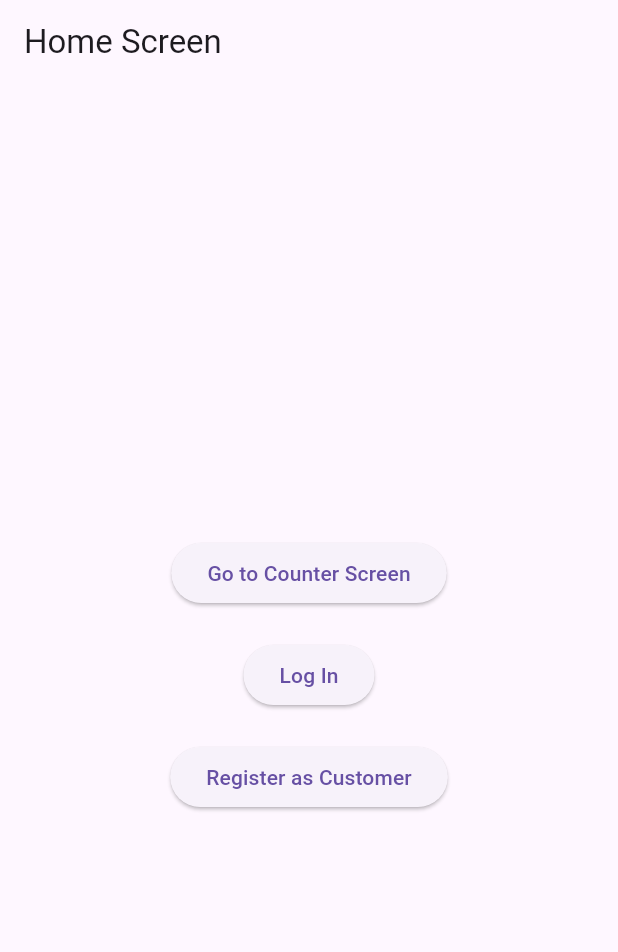
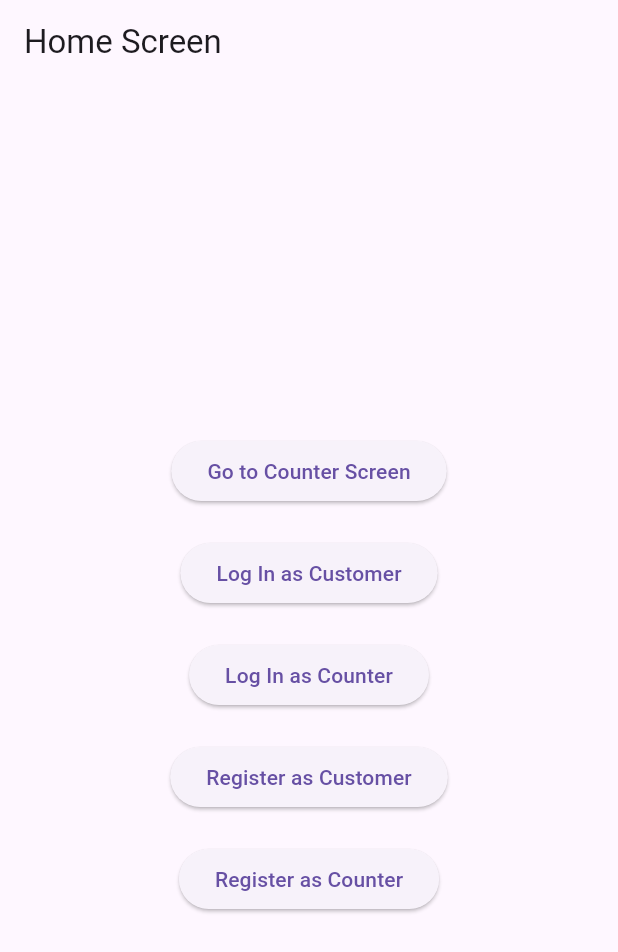
Before and after one commit to Md-Ikhtiar-uddin-howlader/queueing_management_app, a Flutter app: the screen it shows after launch, on a phone screen of 412 x 824 dp. Shown: the top 952 px of the screen. Run offline on Flutter 3.47's test engine with Material 3 defaults, Android fonts, the phone set to English and light mode, and no system bars; our stand-ins replace cloud_firestore, firebase_auth, firebase_core, firebase_messaging, qr_flutter; missing offline and left inert: qr_code_scanner; accounts and stored records are empty.

Commit message:
auth_counter

```diff
--- a/lib/screens/auth_screen.dart
+++ b/lib/screens/auth_screen.dart
@@ -5,13 +5,17 @@ import 'counter_screen.dart';
 import 'customer_screen.dart';
 
 class AuthScreen extends StatefulWidget {
+  final bool counter;
+
+  AuthScreen({required this.counter});
+
   @override
   _AuthScreenState createState() => _AuthScreenState();
 }
 
 class _AuthScreenState extends State<AuthScreen> {
   TextEditingController usernameController = TextEditingController();
-  String userUid = ''; // Add this line to store user UID
+  String userUid = '';
 
   @override
   Widget build(BuildContext context) {
@@ -43,6 +47,9 @@ class _AuthScreenState extends State<AuthScreen> {
                   userUid = userSnapshot.docs.first.id;
                   String userRole = userSnapshot.docs.first['userRole'];
 
+                  // Check if the userRole matches the expected role based on AuthScreen's counter property
+                  if ((widget.counter && userRole == 'counter') ||
+                      (!widget.counter && userRole == 'customer')) {
                     // Navigate to the appropriate screen based on the user's role
                     if (userRole == 'counter') {
                       Navigator.pushNamed(context, '/counter');
@@ -50,11 +57,16 @@ class _AuthScreenState extends State<AuthScreen> {
                       Navigator.push(
                         context,
                         MaterialPageRoute(
-                        builder: (context) => CustomerScreen(userUid: userUid),
+                          builder: (context) =>
+                              CustomerScreen(userUid: userUid),
                         ),
                       );
                     } else {
                       Navigator.pushNamed(context, '/home');
+                    }
+                  } else {
+                    // Incorrect user role, handle accordingly
+                    print('Incorrect user role');
                   }
                 } else {
                   // Username not found, handle accordingly
--- a/lib/screens/home_screen.dart
+++ b/lib/screens/home_screen.dart
@@ -1,19 +1,12 @@
 import 'package:flutter/material.dart';
-import 'package:queueing_management_app/screens/counter_screen.dart';
 import 'auth_screen.dart';
-import 'queue_page.dart';
-import 'customer_screen.dart'; // Import the CustomerScreen
-import 'register_screen.dart'; // Import the CustomerScreen
+import 'counter_screen.dart';
 import 'customer_screen.dart';
-import 'package:queueing_management_app/services/firebase_service.dart';
+import 'register_screen.dart';
 
 class HomeScreen extends StatelessWidget {
-  final FirebaseService firebaseService = FirebaseService();
-
   @override
   Widget build(BuildContext context) {
-    firebaseService.initFirebaseMessaging();
-
     return Scaffold(
       appBar: AppBar(
         title: Text('Home Screen'),
@@ -28,12 +21,11 @@ class HomeScreen extends StatelessWidget {
                 Navigator.push(
                   context,
                   MaterialPageRoute(
-                    builder: (context) =>
-                        CounterScreen(), // Navigate to CustomerScreen
+                    builder: (context) => CounterScreen(),
                   ),
                 );
               },
-              child: Text('Go to Counter Screen'), // Add a button for testing
+              child: Text('Go to Counter Screen'),
             ),
             SizedBox(height: 20.0),
             ElevatedButton(
@@ -41,11 +33,11 @@ class HomeScreen extends StatelessWidget {
                 Navigator.push(
                   context,
                   MaterialPageRoute(
-                    builder: (context) => AuthScreen(),
+                    builder: (context) => AuthScreen(counter: false),
                   ),
                 );
               },
-              child: Text('Log In'),
+              child: Text('Log In as Customer'),
             ),
             SizedBox(height: 20.0),
             ElevatedButton(
@@ -53,12 +45,35 @@ class HomeScreen extends StatelessWidget {
                 Navigator.push(
                   context,
                   MaterialPageRoute(
-                    builder: (context) =>
-                        RegisterScreen(), // Navigate to CustomerScreen
+                    builder: (context) => AuthScreen(counter: true),
                   ),
                 );
               },
-              child: Text('Register as Customer'), // Add a button for testing
+              child: Text('Log In as Counter'),
+            ),
+            SizedBox(height: 20.0),
+            ElevatedButton(
+              onPressed: () {
+                Navigator.push(
+                  context,
+                  MaterialPageRoute(
+                    builder: (context) => RegisterScreen(userRole: 'customer'),
+                  ),
+                );
+              },
+              child: Text('Register as Customer'),
+            ),
+            SizedBox(height: 20.0),
+            ElevatedButton(
+              onPressed: () {
+                Navigator.push(
+                  context,
+                  MaterialPageRoute(
+                    builder: (context) => RegisterScreen(userRole: 'counter'),
+                  ),
+                );
+              },
+              child: Text('Register as Counter'),
             ),
           ],
         ),
```
Also changed, not shown: lib/screens/register_screen.dart (+6 -3 lines). Lines whose indentation alone changed are shown as unchanged.
